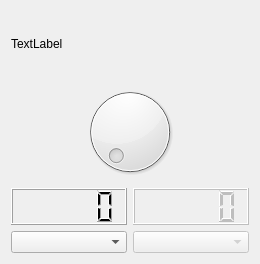
Old version of the form plugin/vectorindicatorwidget.ui in the repository eugesh/GraphPlugin.
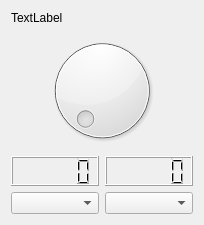
New version of the form.

Commit message: Arrow indicator: expanding policy for QDial widget

```diff
--- a/plugin/vectorindicatorwidget.ui
+++ b/plugin/vectorindicatorwidget.ui
@@ -6,10 +6,22 @@
    <rect>
     <x>0</x>
     <y>0</y>
-    <width>260</width>
-    <height>264</height>
+    <width>204</width>
+    <height>225</height>
    </rect>
   </property>
+  <property name="minimumSize">
+   <size>
+    <width>0</width>
+    <height>0</height>
+   </size>
+  </property>
+  <property name="maximumSize">
+   <size>
+    <width>16777215</width>
+    <height>16777215</height>
+   </size>
+  </property>
   <property name="windowTitle">
    <string>Form</string>
   </property>
@@ -18,20 +30,58 @@
     <layout class="QVBoxLayout" name="verticalLayout_3">
      <item>
       <widget class="QLabel" name="label">
+       <property name="sizePolicy">
+        <sizepolicy hsizetype="MinimumExpanding" vsizetype="Maximum">
+         <horstretch>0</horstretch>
+         <verstretch>0</verstretch>
+        </sizepolicy>
+       </property>
        <property name="text">
         <string>TextLabel</string>
        </property>
       </widget>
      </item>
      <item>
-      <widget class="QDial" name="dial"/>
+      <widget class="QDial" name="dial">
+       <property name="sizePolicy">
+        <sizepolicy hsizetype="MinimumExpanding" vsizetype="MinimumExpanding">
+         <horstretch>0</horstretch>
+         <verstretch>0</verstretch>
+        </sizepolicy>
+       </property>
+       <property name="minimumSize">
+        <size>
+         <width>100</width>
+         <height>100</height>
+        </size>
+       </property>
+      </widget>
      </item>
      <item>
       <layout class="QHBoxLayout" name="horizontalLayout">
        <item>
         <layout class="QVBoxLayout" name="verticalLayout">
          <item>
-          <widget class="QLCDNumber" name="lcdNumber"/>
+          <widget class="QLCDNumber" name="lcdNumber">
+           <property name="sizePolicy">
+            <sizepolicy hsizetype="Minimum" vsizetype="Preferred">
+             <horstretch>0</horstretch>
+             <verstretch>0</verstretch>
+            </sizepolicy>
+           </property>
+           <property name="minimumSize">
+            <size>
+             <width>0</width>
+             <height>30</height>
+            </size>
+           </property>
+           <property name="maximumSize">
+            <size>
+             <width>16777215</width>
+             <height>100</height>
+            </size>
+           </property>
+          </widget>
          </item>
          <item>
           <widget class="QComboBox" name="comboBox"/>
@@ -43,14 +93,32 @@
          <item>
           <widget class="QLCDNumber" name="lcdNumber_2">
            <property name="enabled">
-            <bool>false</bool>
+            <bool>true</bool>
+           </property>
+           <property name="sizePolicy">
+            <sizepolicy hsizetype="Minimum" vsizetype="Maximum">
+             <horstretch>0</horstretch>
+             <verstretch>0</verstretch>
+            </sizepolicy>
+           </property>
+           <property name="minimumSize">
+            <size>
+             <width>0</width>
+             <height>25</height>
+            </size>
+           </property>
+           <property name="maximumSize">
+            <size>
+             <width>16777215</width>
+             <height>100</height>
+            </size>
            </property>
           </widget>
          </item>
          <item>
           <widget class="QComboBox" name="comboBox_2">
            <property name="enabled">
-            <bool>false</bool>
+            <bool>true</bool>
            </property>
           </widget>
          </item>
```
